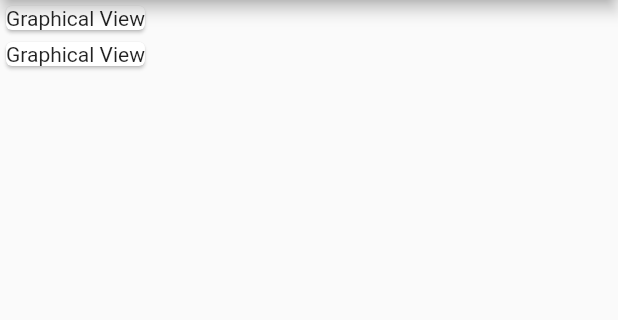
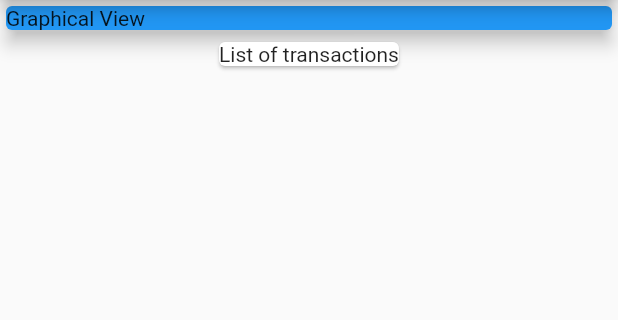
Before and after one commit to jmohandas/expenseapp, a Flutter app: the screen it shows after launch, on a phone screen of 412 x 824 dp, the part 84-404 px from its top. Run offline on Flutter 3.47's test engine with Material 2 defaults, Android fonts, the phone set to English and light mode, and no system bars.

Commit message:
Style change for the first card

```diff
--- a/lib/main.dart
+++ b/lib/main.dart
@@ -12,11 +12,16 @@ class ExpenseApp extends StatelessWidget {
         ),
         body: Column(
           children: <Widget>[
-            Card(
-              child: Text('Graphical View'),
+            Container(
+              width: double.infinity,
+              child: Card(
+                child: Text('Graphical View'),
+                elevation: 5,
+                color: Colors.blue
+              ),
             ),
             Card(
-              child: Text('Graphical View'),
+              child: Text('List of transactions'),
             ),
           ],
         ),
```
